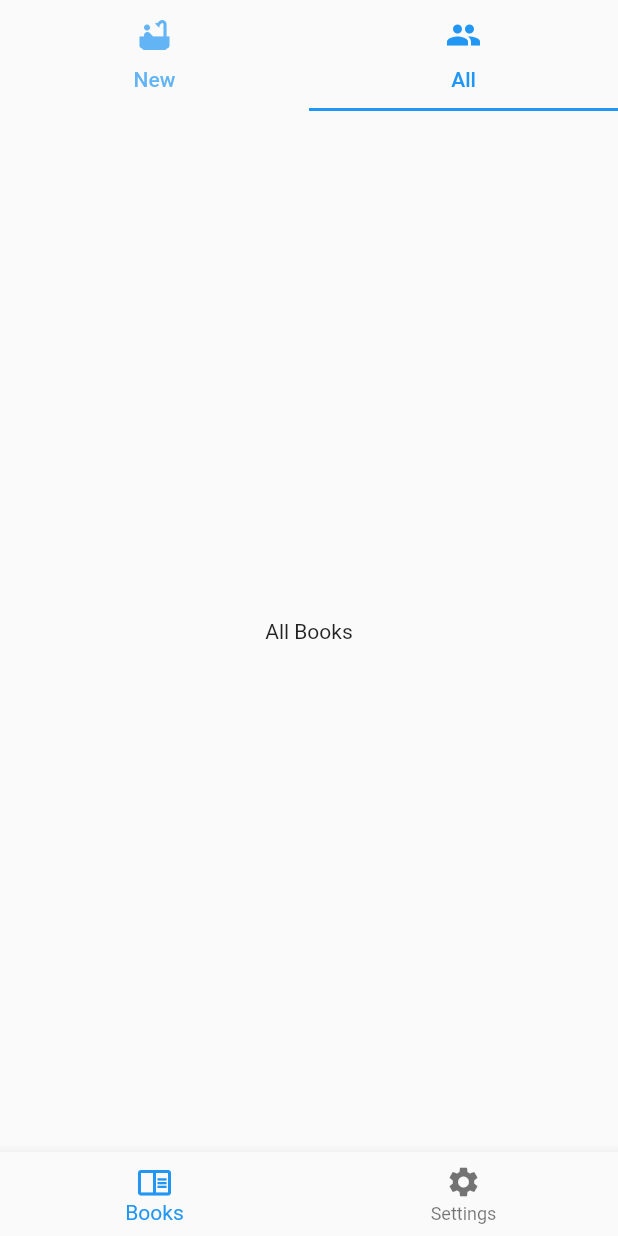
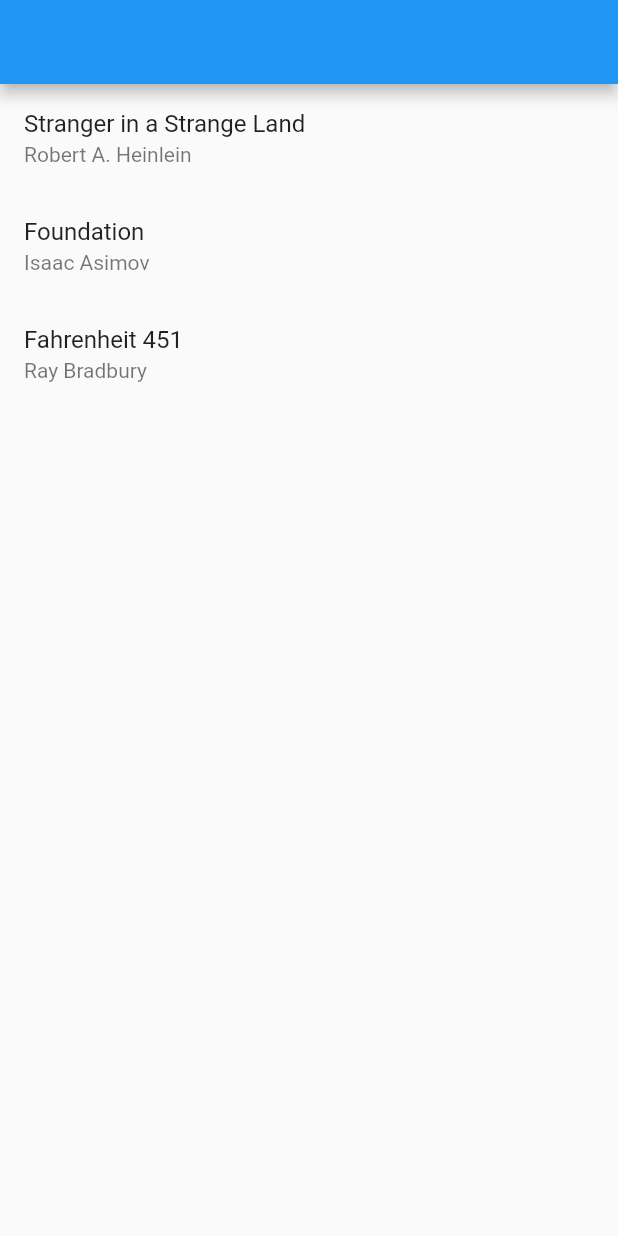
Before and after one commit to theweiweiway/flutter_uxr, a Flutter app: the screen it shows after launch, on a phone screen of 412 x 824 dp. Run offline on Flutter 3.47's test engine with Material 2 defaults, Android fonts, the phone set to English and light mode, and no system bars; our stand-ins replace auto_route.

Commit message:
skipping stacks

```diff
--- a/lib/main.dart
+++ b/lib/main.dart
@@ -2,7 +2,7 @@
 // for details. All rights reserved. Use of this source code is governed by a
 // BSD-style license that can be found in the LICENSE file.
 
-/// Nested example
+/// Skipping stacks example
 /// Done using AutoRoute
 import 'package:flutter/material.dart';
 import 'package:auto_route/auto_route.dart';
@@ -12,42 +12,63 @@ void main() {
   runApp(BooksApp());
 }
 
+class Book {
+  final String title;
+  final Author author;
+
+  Book(this.title, this.author);
+}
+
+class Author {
+  String name;
+
+  Author(this.name);
+}
+
+class AppState extends ChangeNotifier {
+  final List<Book> books = [
+    Book('Stranger in a Strange Land', Author('Robert A. Heinlein')),
+    Book('Foundation', Author('Isaac Asimov')),
+    Book('Fahrenheit 451', Author('Ray Bradbury')),
+  ];
+
+  List<Author> get authors => [...books.map((book) => book.author)];
+}
+
 // Declare routing setup
 @MaterialAutoRouter(
   replaceInRouteName: 'Page,Route',
   routes: <AutoRoute>[
-    CustomRoute(
-      transitionsBuilder: TransitionsBuilders.fadeIn, // cross fade between tabs
-      page: AppPage,
+    AutoRoute(
+      name: 'RootRouter',
+      page: EmptyRouterPage,
       path: "/",
       children: [
+        RedirectRoute(path: "", redirectTo: "books"),
         AutoRoute(
-          name: "BooksTab",
           path: 'books',
-          page: BooksPage,
-          children: [
-            RedirectRoute(path: "", redirectTo: "all"),
-            CustomRoute(
-              path: "all",
-              page: AllBooksPage,
-            ),
-            CustomRoute(
-              path: "new",
-              page: NewBooksPage,
-            ),
-          ],
+          page: BooksListPage,
         ),
         AutoRoute(
-          name: "SettingsTab",
-          path: 'settings',
-          page: SettingsPage,
+          path: 'book/:bookId',
+          page: BookDetailsPage,
+        ),
+        AutoRoute(
+          path: 'authors',
+          page: AuthorsListPage,
+        ),
+        AutoRoute(
+          path: 'author/:bookId',
+          page: AuthorDetailsPage,
         ),
       ],
     ),
-    RedirectRoute(path: "*", redirectTo: "/")
+    RedirectRoute(path: "*", redirectTo: "/ ")
   ],
 )
 class $AppRouter {}
+
+final AppState appState = AppState();
 
 class BooksApp extends StatelessWidget {
   final _appRouter = AppRouter();
@@ -61,111 +82,292 @@ class BooksApp extends StatelessWidget {
   }
 }
 
-class AppPage extends StatelessWidget {
+class BooksListPage extends StatelessWidget {
   @override
   Widget build(BuildContext context) {
-    return AutoTabsScaffold(
-      routes: [BooksTab(), SettingsTab()],
-      bottomNavigationBuilder: (_, tabsRouter) {
-        return BottomNavigationBar(
-          currentIndex: tabsRouter.activeIndex,
-          onTap: (idx) => tabsRouter.setActiveIndex(idx),
-          items: [
-            BottomNavigationBarItem(
-              label: 'Books',
-              icon: Icon(Icons.chrome_reader_mode_outlined),
-            ),
-            BottomNavigationBarItem(
-              label: 'Settings',
-              icon: Icon(Icons.settings),
-            ),
-          ],
-        );
-      },
-    );
-  }
-}
-
-class BooksPage extends StatefulWidget {
-  @override
-  _BooksPageState createState() => _BooksPageState();
-}
-
-class _BooksPageState extends State<BooksPage>
-    with SingleTickerProviderStateMixin {
-  late final TabController _tabController;
-
-  @override
-  void initState() {
-    _tabController = TabController(length: 2, vsync: this, initialIndex: 1);
-    super.initState();
-  }
-
-  void dispose() {
-    _tabController.dispose();
-    super.dispose();
-  }
-
-  @override
-  Widget build(BuildContext context) {
-    return Column(
-      children: [
-        TabBar(
-          controller: _tabController,
-          onTap: (int index) => setState(() {
-            _tabController.index = index;
-          }),
-          labelColor: Theme.of(context).primaryColor,
-          tabs: [
-            Tab(icon: Icon(Icons.bathtub), text: 'New'),
-            Tab(icon: Icon(Icons.group), text: 'All'),
-          ],
-        ),
-        Expanded(
-          // DECLARATIVE FTW!!!
-          child: AutoRouter.declarative(
-            routes: (context) {
-              return [
-                if (_tabController.index == 0) NewBooksRoute(),
-                if (_tabController.index == 1) AllBooksRoute(),
-              ];
-            },
-          ),
-        ),
-      ],
-    );
-  }
-}
-
-class SettingsPage extends StatelessWidget {
-  @override
-  Widget build(BuildContext context) {
+    final books = appState.books;
     return Scaffold(
-      body: Center(
-        child: Text('Settings'),
+      appBar: AppBar(),
+      body: ListView(
+        children: [
+          for (var book in books)
+            ListTile(
+              title: Text(book.title),
+              subtitle: Text(book.author.name),
+              onTap: () =>
+                  context.router.pushNamed('/book/${books.indexOf(book)}'),
+            )
+        ],
       ),
     );
   }
 }
 
-class AllBooksPage extends StatelessWidget {
+class AuthorsListPage extends StatelessWidget {
   @override
   Widget build(BuildContext context) {
+    final authors = appState.authors;
     return Scaffold(
-      body: Center(
-        child: Text('All Books'),
+      appBar: AppBar(),
+      body: ListView(
+        children: [
+          ElevatedButton(
+            onPressed: () => context.router.pushNamed('/'),
+            child: Text('Go to Books Page'),
+          ),
+          for (var author in authors)
+            ListTile(
+              title: Text(author.name),
+              onTap: () => context.router
+                  .pushNamed('/author/${authors.indexOf(author)}'),
+            )
+        ],
       ),
     );
   }
 }
 
-class NewBooksPage extends StatelessWidget {
+class BookDetailsPage extends StatelessWidget {
+  final int bookId;
+
+  BookDetailsPage({@PathParam('bookId') required this.bookId});
+
   @override
   Widget build(BuildContext context) {
+    final book = appState.books[bookId];
     return Scaffold(
-      body: Center(
-        child: Text('New Books'),
+      appBar: AppBar(),
+      body: Padding(
+        padding: const EdgeInsets.all(8.0),
+        child: Column(
+          crossAxisAlignment: CrossAxisAlignment.start,
+          children: [
+            Text(book.title, style: Theme.of(context).textTheme.headline6),
+            ElevatedButton(
+              // push both the AuthorsListRoute and AuthorsDetailsRoute
+              onPressed: () => context.router.push(RootRouter(children: [
+                AuthorsListRoute(),
+                AuthorDetailsRoute(bookId: bookId)
+              ])),
+              child: Text(book.author.name),
+            ),
+          ],
+        ),
       ),
     );
   }
 }
+
+class AuthorDetailsPage extends StatelessWidget {
+  final int bookId;
+
+  AuthorDetailsPage({@PathParam('bookId') required this.bookId});
+
+  @override
+  Widget build(BuildContext context) {
+    final author = appState.authors[bookId];
+    return Scaffold(
+      appBar: AppBar(),
+      body: Padding(
+        padding: const EdgeInsets.all(8.0),
+        child: Column(
+          crossAxisAlignment: CrossAxisAlignment.start,
+          children: [
+            Text(author.name, style: Theme.of(context).textTheme.headline6),
+          ],
+        ),
+      ),
+    );
+  }
+}
+
+// // Copyright 2021, the Flutter project authors. Please see the AUTHORS file
+// // for details. All rights reserved. Use of this source code is governed by a
+// // BSD-style license that can be found in the LICENSE file.
+
+// /// Skipping stacks example
+// /// Done using AutoRoute
+// import 'package:flutter/material.dart';
+// import 'package:vrouter/vrouter.dart';
+
+// void main() {
+//   runApp(BooksApp());
+// }
+
+// class Book {
+//   final String title;
+//   final Author author;
+
+//   Book(this.title, this.author);
+// }
+
+// class Author {
+//   String name;
+
+//   Author(this.name);
+// }
+
+// class AppState extends ChangeNotifier {
+//   final List<Book> books = [
+//     Book('Stranger in a Strange Land', Author('Robert A. Heinlein')),
+//     Book('Foundation', Author('Isaac Asimov')),
+//     Book('Fahrenheit 451', Author('Ray Bradbury')),
+//   ];
+
+//   List<Author> get authors => [...books.map((book) => book.author)];
+// }
+
+// class BooksApp extends StatelessWidget {
+//   final AppState _appState = AppState();
+
+//   @override
+//   Widget build(BuildContext context) {
+//     return VRouter(
+//       routes: [
+//         // Books
+//         VWidget(
+//           path: '/',
+//           widget: BooksListPage(books: _appState.books),
+//           stackedRoutes: [
+//             VWidget(
+//               path: r'book/:bookId(\d+)',
+//               widget: Builder(
+//                 builder: (context) {
+//                   final bookId =
+//                       int.parse(context.vRouter.pathParameters['bookId']!);
+//                   return BookDetailsPage(
+//                     book: _appState.books[bookId],
+//                   );
+//                 },
+//               ),
+//             ),
+//           ],
+//         ),
+
+//         // Authors
+//         VWidget(
+//           path: '/authors',
+//           widget: AuthorsListPage(authors: _appState.authors),
+//           stackedRoutes: [
+//             VWidget(
+//               path: r'/author/:bookId(\d+)',
+//               widget: Builder(
+//                 builder: (context) {
+//                   final bookId =
+//                       int.parse(context.vRouter.pathParameters['bookId']!);
+//                   return AuthorDetailsPage(
+//                     author: _appState.books[bookId].author,
+//                   );
+//                 },
+//               ),
+//             ),
+//           ],
+//         ),
+
+//         // Redirect unknown
+//         VRouteRedirector(path: r'.+', redirectTo: '/'),
+//       ],
+//     );
+//   }
+// }
+
+// class BooksListPage extends StatelessWidget {
+//   final List<Book> books;
+
+//   BooksListPage({required this.books});
+
+//   @override
+//   Widget build(BuildContext context) {
+//     return Scaffold(
+//       appBar: AppBar(),
+//       body: ListView(
+//         children: [
+//           for (var book in books)
+//             ListTile(
+//               title: Text(book.title),
+//               subtitle: Text(book.author.name),
+//               onTap: () => context.vRouter.push('/book/${books.indexOf(book)}'),
+//             )
+//         ],
+//       ),
+//     );
+//   }
+// }
+
+// class AuthorsListPage extends StatelessWidget {
+//   final List<Author> authors;
+
+//   AuthorsListPage({required this.authors});
+
+//   @override
+//   Widget build(BuildContext context) {
+//     return Scaffold(
+//       appBar: AppBar(),
+//       body: ListView(
+//         children: [
+//           ElevatedButton(
+//             onPressed: () => context.vRouter.push('/'),
+//             child: Text('Go to Books Page'),
+//           ),
+//           for (var author in authors)
+//             ListTile(
+//               title: Text(author.name),
+//               onTap: () =>
+//                   context.vRouter.push('/author/${authors.indexOf(author)}'),
+//             )
+//         ],
+//       ),
+//     );
+//   }
+// }
+
+// class BookDetailsPage extends StatelessWidget {
+//   final Book book;
+
+//   BookDetailsPage({required this.book});
+
+//   @override
+//   Widget build(BuildContext context) {
+//     return Scaffold(
+//       appBar: AppBar(),
+//       body: Padding(
+//         padding: const EdgeInsets.all(8.0),
+//         child: Column(
+//           crossAxisAlignment: CrossAxisAlignment.start,
+//           children: [
+//             Text(book.title, style: Theme.of(context).textTheme.headline6),
+//             ElevatedButton(
+//               onPressed: () => context.vRouter
+//                   .push('/author/${context.vRouter.pathParameters['bookId']}'),
+//               child: Text(book.author.name),
+//             ),
+//           ],
+//         ),
+//       ),
+//     );
+//   }
+// }
+
+// class AuthorDetailsPage extends StatelessWidget {
+//   final Author author;
+
+//   AuthorDetailsPage({
+//     required this.author,
+//   });
+
+//   @override
+//   Widget build(BuildContext context) {
+//     return Scaffold(
+//       appBar: AppBar(),
+//       body: Padding(
+//         padding: const EdgeInsets.all(8.0),
+//         child: Column(
+//           crossAxisAlignment: CrossAxisAlignment.start,
+//           children: [
+//             Text(author.name, style: Theme.of(context).textTheme.headline6),
+//           ],
+//         ),
+//       ),
+//     );
+//   }
+// }
--- a/pubspec.yaml
+++ b/pubspec.yaml
@@ -24,6 +24,7 @@ dependencies:
   flutter:
     sdk: flutter
   auto_route: ^2.0.1
+  vrouter: ^1.1.1+2
 
 
   # The following adds the Cupertino Icons font to your application.
```
Also changed, not shown: lib/main.gr.dart, pubspec.lock, 3 other files.
